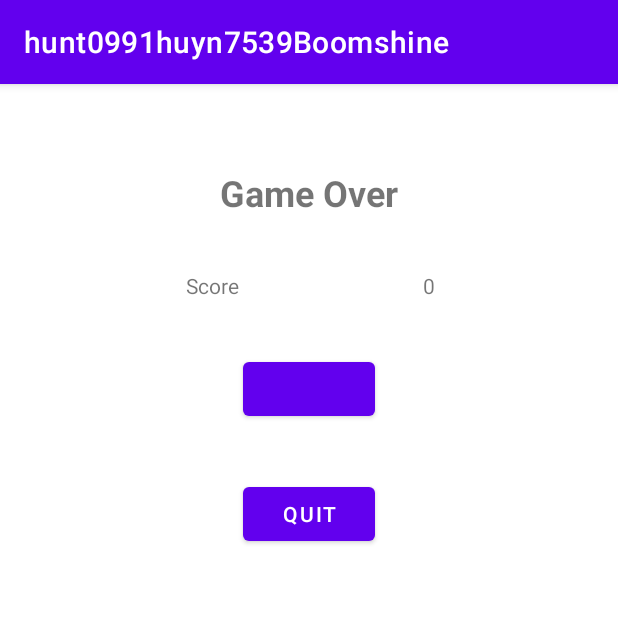
After one commit to dragonnova5091/CS260Boomshine, an Android app: the GameOverOverlayActivity screen opened directly, with no data from a screen before it, on a phone screen of 412 x 824 dp, the top half of it. The commit adds this screen. Run offline under Robolectric (Android 15) with nearby library versions, the phone set to English and light mode, and no system bars.

Commit message:
Trying to add a reset button but context is null in boomshine and cannot create intent in view

```diff
--- a/Boomshine/app/src/main/AndroidManifest.xml
+++ b/Boomshine/app/src/main/AndroidManifest.xml
@@ -9,6 +9,7 @@
         android:roundIcon="@mipmap/ic_launcher_round"
         android:supportsRtl="true"
         android:theme="@style/Theme.Hunt0991huyn7539Boomshine">
+        <activity android:name=".GameOverOverlayActivity"></activity>
         <activity android:name=".MainActivity">
             <intent-filter>
                 <action android:name="android.intent.action.MAIN" />
@@ -16,7 +17,7 @@
                 <category android:name="android.intent.category.LAUNCHER" />
             </intent-filter>
         </activity>
-        <activity android:name=".HowToPlay"/>
+        <activity android:name=".HowToPlay" />
     </application>
 
 </manifest>
--- a/Boomshine/app/src/main/java/edu/pacificu/cs/hunt0991huyn7539boomshine/Boomshine.java
+++ b/Boomshine/app/src/main/java/edu/pacificu/cs/hunt0991huyn7539boomshine/Boomshine.java
@@ -1,6 +1,7 @@
 package edu.pacificu.cs.hunt0991huyn7539boomshine;
 
 import android.content.Context;
+import android.content.Intent;
 import android.graphics.Canvas;
 import android.util.Log;
 import android.view.Display;
@@ -11,7 +12,7 @@ import androidx.appcompat.app.AppCompatActivity;
 
 import java.util.ArrayList;
 
-public class Boomshine
+public class Boomshine extends AppCompatActivity
 {
 
     private int mRound;
@@ -21,6 +22,7 @@ public class Boomshine
     private int mTotalLives;
     private int mLives;
     private int mLastTotal;
+    //private GameOverLayoutActivity mGameOver;
 
     public  Boomshine()
     {
@@ -77,6 +79,16 @@ public class Boomshine
         return tempScore;
     }
 
+    public void onGameOver(int score)
+    {
+        final String sPlayerScore = "player_score";
+        Intent gameOverIntent = new Intent (context,
+                GameOverOverlayActivity.class);
+        gameOverIntent.putExtra (sPlayerScore, score);
+
+        startActivity (gameOverIntent);
+    }
+
     public int getBallsPopped() { return mBallsPopped; }
     public int getNumBallsForWin() { return  mNumBallsForWin; }
     public int getTotalScore() { return mTotalScore; }
--- a/Boomshine/app/src/main/java/edu/pacificu/cs/hunt0991huyn7539boomshine/BoomshineView.java
+++ b/Boomshine/app/src/main/java/edu/pacificu/cs/hunt0991huyn7539boomshine/BoomshineView.java
@@ -1,6 +1,7 @@
 package edu.pacificu.cs.hunt0991huyn7539boomshine;
 
 import android.content.Context;
+import android.content.Intent;
 import android.graphics.Canvas;
 import android.graphics.Color;
 import android.graphics.Paint;
@@ -9,6 +10,8 @@ import android.view.Display;
 import android.view.MotionEvent;
 import android.view.View;
 import android.widget.ImageView;
+
+import androidx.appcompat.app.AppCompatActivity;
 
 import java.util.ArrayList;
 import java.util.Random;
@@ -88,18 +91,19 @@ public class BoomshineView extends View
         }
         else
         {
-            float tempint;
-            textSize = TEXT_SIZE * 2 * getResources().getDisplayMetrics().density;
-            tempint = textSize;
-            mPaint.setColor( Color.BLACK );
-            mPaint.setTextSize( textSize );
-            canvas.drawText( "You Lose.", getWidth() /4, (getHeight() /2) -
-                    (textSize/2), mPaint );
-            textSize = TEXT_SIZE * getResources().getDisplayMetrics().density;
-            mPaint.setTextSize( textSize );
-            canvas.drawText( "Total score: " + (mBoomshine.getTotalScore() +
-                    mBoomshine.getBallsPopped()), getWidth()/4, (getHeight() /2) -
-                    (int) (tempint * 1.5), mPaint );
+//            float tempint;
+//            textSize = TEXT_SIZE * 2 * getResources().getDisplayMetrics().density;
+//            tempint = textSize;
+//            mPaint.setColor( Color.BLACK );
+//            mPaint.setTextSize( textSize );
+//            canvas.drawText( "You Lose.", getWidth() /4, (getHeight() /2) -
+//                    (textSize/2), mPaint );
+//            textSize = TEXT_SIZE * getResources().getDisplayMetrics().density;
+//            mPaint.setTextSize( textSize );
+//            canvas.drawText( "Total score: " + (mBoomshine.getTotalScore() +
+//                    mBoomshine.getBallsPopped()), getWidth()/4, (getHeight() /2) -
+//                    (int) (tempint * 1.5), mPaint );
+            mBoomshine.onGameOver((mBoomshine.getTotalScore() + mBoomshine.getBallsPopped()));
         }
 
         checkWin();
--- /dev/null
+++ b/Boomshine/app/src/main/java/edu/pacificu/cs/hunt0991huyn7539boomshine/GameOverOverlayActivity.java
@@ -0,0 +1,78 @@
+package edu.pacificu.cs.hunt0991huyn7539boomshine;
+
+import android.content.Intent;
+import android.os.Bundle;
+import android.view.View;
+import android.widget.Button;
+import android.widget.TextView;
+
+import androidx.appcompat.app.AppCompatActivity;
+
+/**
+ * Defines the GameOverActivity class that contains display and
+ * interaction logic for the Game Over screen.
+ *
+ * @author Hung Huynh
+ */
+
+public class GameOverOverlayActivity extends AppCompatActivity
+{
+    TextView mcPlayerScoreTextView;
+    Button mcBtnPlayAgain;
+    private int mPlayerScore;
+
+    /**
+     * Initializes member variables to default values.
+     * Extracts the player's overall score and name
+     * from the triggering Intent object.
+     *
+     * @param savedInstanceState A Bundle containing previously saved
+     *                           Activity state (un-used)
+     */
+    @Override
+    protected void onCreate (Bundle savedInstanceState)
+    {
+        final String sPlayerScore = "player_score";
+        super.onCreate (savedInstanceState);
+        setContentView (R.layout.activity_game_over_overlay);
+
+        Intent tempIntent = getIntent ();
+
+        mPlayerScore = tempIntent.getIntExtra (sPlayerScore, 0);
+
+        mcPlayerScoreTextView = findViewById (R.id.textViewPlayerscoreFinal);
+        mcBtnPlayAgain = findViewById (R.id.btnPlayAgain);
+
+        mcPlayerScoreTextView.setText (Integer.toString (mPlayerScore));
+    }
+
+    /**
+     * Event handler for the Play Again button.
+     *
+     * Uses the player name (if available) to redirect the user
+     * to the Game Menu screen
+     *
+     * @param view The view that triggered the event
+     */
+
+    public void onPlayAgainClicked (View view)
+    {
+        Intent cPlayAgain = new Intent (this, Boomshine.class);
+
+        startActivity (cPlayAgain);
+    }
+
+    /**
+     * Event handler for the Quit button.
+     *
+     * Creates and starts an Intent that returns the user to the
+     * Main page. This is equivalent to logging out (if logged in)
+     *
+     * @param view The view that triggered the event
+     */
+    public void onQuitClicked (View view)
+    {
+        Intent cQuit = new Intent (this, MainActivity.class);
+        startActivity (cQuit);
+    }
+}
--- /dev/null
+++ b/Boomshine/app/src/main/res/layout/activity_game_over_overlay.xml
@@ -0,0 +1,70 @@
+<?xml version="1.0" encoding="utf-8"?>
+<androidx.constraintlayout.widget.ConstraintLayout xmlns:android="http://schemas.android.com/apk/res/android"
+    xmlns:app="http://schemas.android.com/apk/res-auto"
+    xmlns:tools="http://schemas.android.com/tools"
+    android:layout_width="match_parent"
+    android:layout_height="match_parent"
+    tools:context=".GameOverOverlayActivity">
+
+    <TextView
+        android:id="@+id/textViewGameOverLabel"
+        android:layout_width="wrap_content"
+        android:layout_height="wrap_content"
+        android:layout_marginStart="174dp"
+        android:layout_marginTop="56dp"
+        android:layout_marginEnd="174dp"
+        android:text="Game Over"
+        android:textSize="24sp"
+        android:textStyle="bold"
+        app:layout_constraintEnd_toEndOf="parent"
+        app:layout_constraintStart_toStartOf="parent"
+        app:layout_constraintTop_toTopOf="parent" />
+
+    <TextView
+        android:id="@+id/textView6"
+        android:layout_width="wrap_content"
+        android:layout_height="wrap_content"
+        android:layout_marginStart="124dp"
+        android:layout_marginLeft="124dp"
+        android:layout_marginTop="36dp"
+        android:text="Score"
+        android:textSize="14sp"
+        app:layout_constraintStart_toStartOf="parent"
+        app:layout_constraintTop_toBottomOf="@+id/textViewGameOverLabel" />
+
+    <Button
+        android:id="@+id/btnPlayAgain"
+        android:layout_width="wrap_content"
+        android:layout_height="wrap_content"
+        android:layout_marginStart="166dp"
+        android:layout_marginTop="35dp"
+        android:layout_marginEnd="166dp"
+        android:onClick="onPlayAgainClicked"
+        android:text=""
+        app:layout_constraintEnd_toEndOf="parent"
+        app:layout_constraintStart_toStartOf="parent"
+        app:layout_constraintTop_toBottomOf="@+id/textView6"
+        tools:text="Play Again" />
+
+    <TextView
+        android:id="@+id/textViewPlayerscoreFinal"
+        android:layout_width="wrap_content"
+        android:layout_height="wrap_content"
+        android:layout_marginTop="36dp"
+        app:layout_constraintEnd_toEndOf="parent"
+        app:layout_constraintStart_toEndOf="@+id/textView6"
+        app:layout_constraintTop_toBottomOf="@+id/textViewGameOverLabel" />
+
+    <Button
+        android:id="@+id/button2"
+        android:layout_width="wrap_content"
+        android:layout_height="wrap_content"
+        android:layout_marginStart="162dp"
+        android:layout_marginTop="35dp"
+        android:layout_marginEnd="162dp"
+        android:onClick="onQuitClicked"
+        android:text="Quit"
+        app:layout_constraintEnd_toEndOf="parent"
+        app:layout_constraintStart_toStartOf="parent"
+        app:layout_constraintTop_toBottomOf="@+id/btnPlayAgain" />
+</androidx.constraintlayout.widget.ConstraintLayout>
```
